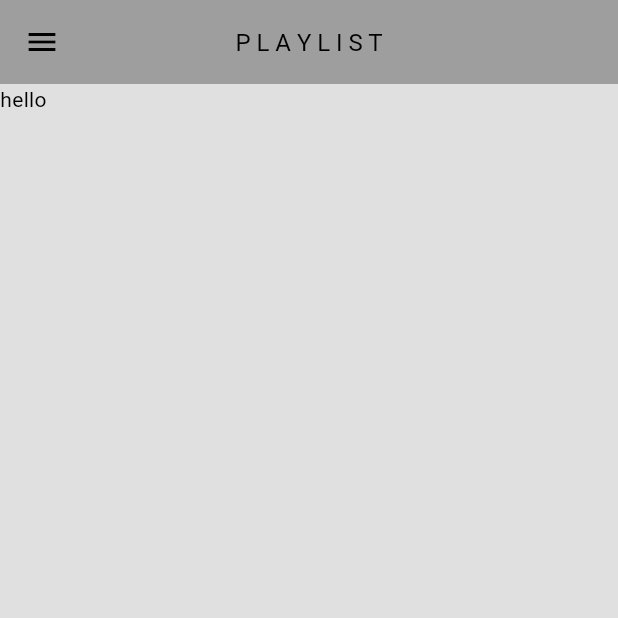
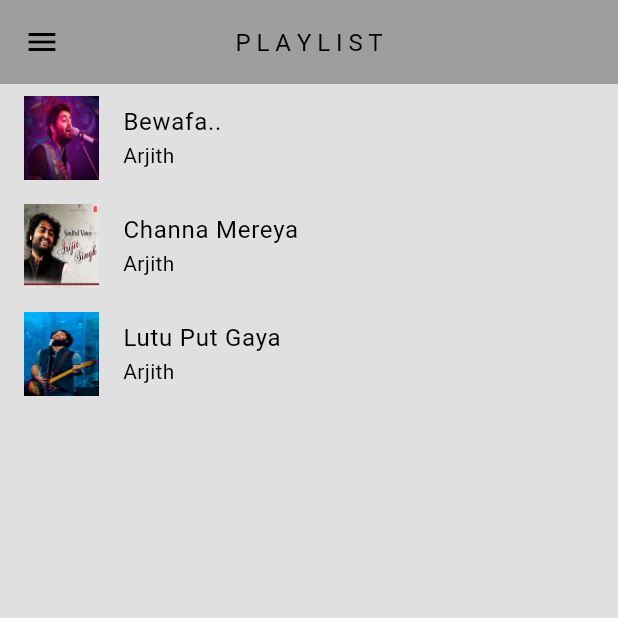
Before and after one commit to Roshan-pcy/Pcy-music-App, a Flutter app: the screen it shows after launch, on a phone screen of 412 x 824 dp, the top half of it. Run offline on Flutter 3.47's test engine with Material 3 defaults, Android fonts, the phone set to English and light mode, and no system bars.

Commit message:
added song page

```diff
--- a/pcy_music/lib/main.dart
+++ b/pcy_music/lib/main.dart
@@ -1,4 +1,5 @@
 import 'package:flutter/material.dart';
+import 'package:pcy_music/model/playlist_provider.dart';
 import 'package:pcy_music/page/home_page.dart';
 import 'package:pcy_music/theme/theme_provider.dart';
 import 'package:provider/provider.dart';
@@ -12,8 +13,15 @@
 
   @override
   Widget build(BuildContext context) {
-    return ChangeNotifierProvider(
-      create: (context) => ThemeProvider(),
+    return MultiProvider(
+      providers: [
+        ChangeNotifierProvider(
+          create: (context) => ThemeProvider(),
+        ),
+        ChangeNotifierProvider(
+          create: (context) => PlaylistProvider(),
+        )
+      ],
       builder: (context, child) => MaterialApp(
           debugShowCheckedModeBanner: false,
           title: 'Flutter Demo',
--- a/pcy_music/lib/model/playlist_provider.dart
+++ b/pcy_music/lib/model/playlist_provider.dart
@@ -0,0 +1,37 @@
+import 'package:flutter/material.dart';
+import 'package:pcy_music/model/song.dart';
+
+class PlaylistProvider extends ChangeNotifier {
+  final List<Song> _playlist = [
+    Song(
+        songName: "Bewafa..",
+        artistName: "Arjith",
+        albumArtImagePath: "assets/images/img1.jpg",
+        audiopath: "assets/audio/Bewafa.mp3"),
+    Song(
+        songName: "Channa Mereya",
+        artistName: "Arjith",
+        albumArtImagePath: "assets/images/img2.jpg",
+        audiopath: "assets/audio/Channa_Mereya.mp3"),
+    Song(
+        songName: "Lutu Put Gaya",
+        artistName: "Arjith",
+        albumArtImagePath: "assets/images/img3.jpg",
+        audiopath: "assets/audio/Lutt_Putt_Gaya.mp3")
+  ];
+//current index of song playing
+  int? _currentSongIndex;
+
+  /*
+Getters
+    */
+  List<Song> get playlist => _playlist;
+  int? get currentIndex => _currentSongIndex;
+
+  /*
+setters
+    */
+  set setIndex(int index) {
+    _currentSongIndex = index;
+  }
+}
--- a/pcy_music/lib/model/song.dart
+++ b/pcy_music/lib/model/song.dart
@@ -0,0 +1,11 @@
+class Song {
+  final String songName;
+  final String artistName;
+  final String albumArtImagePath;
+  final String audiopath;
+  Song(
+      {required this.songName,
+      required this.artistName,
+      required this.albumArtImagePath,
+      required this.audiopath});
+}
--- a/pcy_music/lib/page/home_page.dart
+++ b/pcy_music/lib/page/home_page.dart
@@ -1,11 +1,35 @@
 import 'package:flutter/cupertino.dart';
 import 'package:flutter/material.dart';
 import 'package:pcy_music/componets/drawer.dart';
+import 'package:pcy_music/model/playlist_provider.dart';
+import 'package:pcy_music/model/song.dart';
+import 'package:pcy_music/page/Songs_page.dart';
 import 'package:pcy_music/theme/theme_provider.dart';
 import 'package:provider/provider.dart';
 
-class MyHomePape extends StatelessWidget {
+class MyHomePape extends StatefulWidget {
   const MyHomePape({super.key});
+
+  @override
+  State<MyHomePape> createState() => _MyHomePapeState();
+}
+
+class _MyHomePapeState extends State<MyHomePape> {
+  late final PlaylistProvider playlistProvider;
+  @override
+  void initState() {
+    super.initState();
+    playlistProvider = Provider.of<PlaylistProvider>(context, listen: false);
+  }
+
+  void goToSong(int index) {
+    playlistProvider.setIndex = index;
+    Navigator.push(
+        context,
+        MaterialPageRoute(
+          builder: (context) => const SongsPage(),
+        ));
+  }
 
   @override
   Widget build(BuildContext context) {
@@ -22,6 +46,29 @@ class MyHomePape extends StatelessWidget {
             ),
           ),
         ),
-        body: const Text('hello'));
+        body: Consumer<PlaylistProvider>(
+          builder: (context, value, child) {
+            return ListView.builder(
+              itemCount: value.playlist.length,
+              itemBuilder: (context, index) {
+                return ListTile(
+                  onTap: () {
+                    goToSong(index);
+                  },
+                  title: Text(value.playlist[index].songName),
+                  subtitle: Text(value.playlist[index].artistName),
+                  leading: SizedBox(
+                      height: 60,
+                      width: 50,
+                      child: ClipRRect(
+                          child: Image.asset(
+                        value.playlist[index].albumArtImagePath,
+                        fit: BoxFit.fill,
+                      ))),
+                );
+              },
+            );
+          },
+        ));
   }
 }
--- a/pcy_music/pubspec.yaml
+++ b/pcy_music/pubspec.yaml
@@ -60,9 +60,9 @@ flutter:
   uses-material-design: true
 
   # To add assets to your application, add an assets section, like this:
-  # assets:
-  #   - images/a_dot_burr.jpeg
-  #   - images/a_dot_ham.jpeg
+  assets:
+    - assets/audio/
+    - assets/images/
 
   # An image asset can refer to one or more resolution-specific "variants", see
   # https://flutter.dev/assets-and-images/#resolution-aware
```
Also changed, not shown: pcy_music/lib/componets/neo_box.dart (added, +25 -0 lines), pcy_music/lib/page/Songs_page.dart (added, +34 -0 lines), pcy_music/assets/images/img1.jpg (added), pcy_music/assets/images/img2.jpg (added), pcy_music/assets/images/img3.jpg (added), 3 other files.
